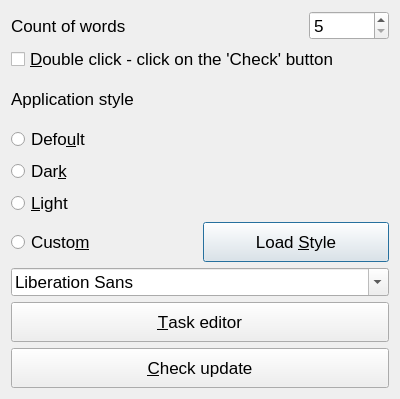
First picture: the form in Translate/settingsform.ui, repository gagikpog/TestAndTranslate, before the edit.
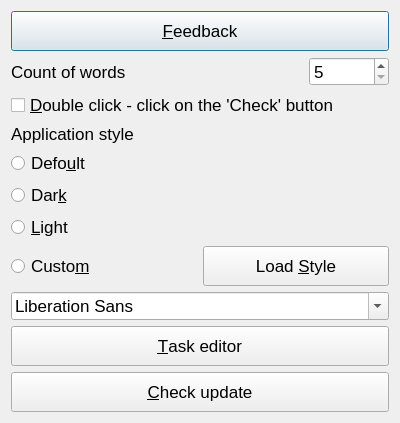
Second picture: the form after the edit.

Diff of the .ui file:
```diff
--- a/Translate/settingsform.ui
+++ b/Translate/settingsform.ui
@@ -28,6 +28,19 @@
    <string notr="true"/>
   </property>
   <layout class="QVBoxLayout" name="verticalLayout_2">
+   <item>
+    <widget class="QPushButton" name="btnFeedback">
+     <property name="minimumSize">
+      <size>
+       <width>0</width>
+       <height>40</height>
+      </size>
+     </property>
+     <property name="text">
+      <string>&amp;Feedback</string>
+     </property>
+    </widget>
+   </item>
    <item>
     <layout class="QHBoxLayout" name="horizontalLayout_2">
      <item>
```
